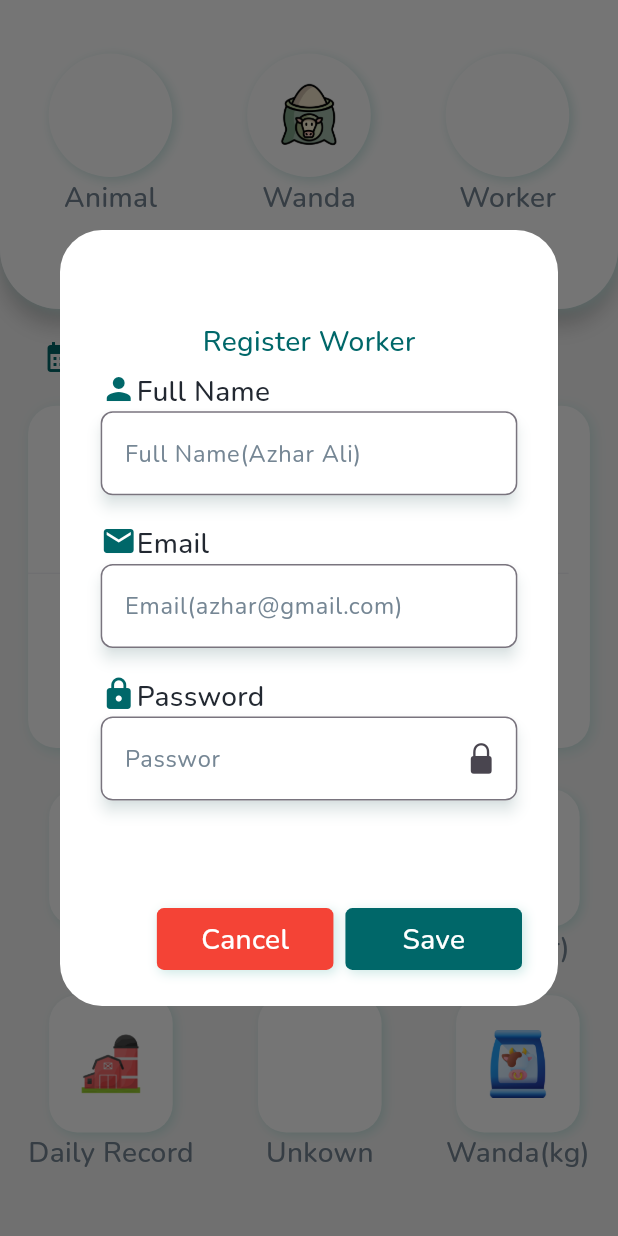
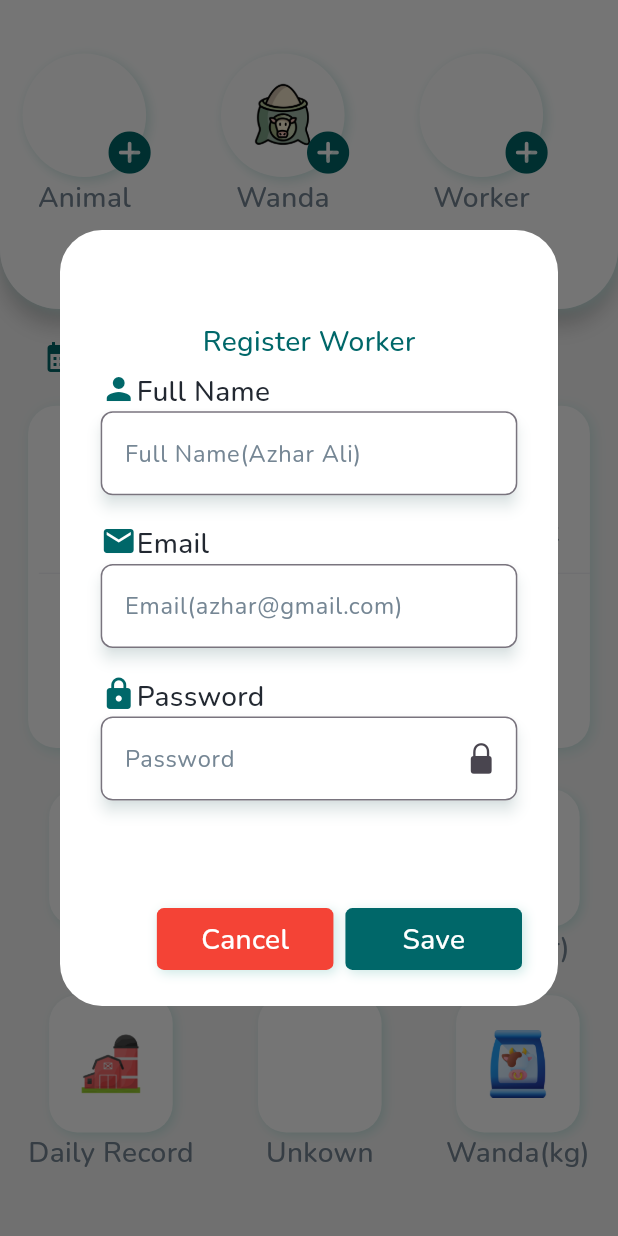
Before and after one commit to KashifMaharWP/MFDairyFarm, a Flutter app: the Dashboard screen opened by its route, after a tap on "Worker", on a phone screen of 412 x 824 dp. Run offline on Flutter 3.47's test engine with Material 3 defaults, Android fonts, the phone set to English and light mode, and no system bars; our stand-ins replace google_fonts.

Commit message:
created new UI. Add Wordker screen

```diff
--- a/lib/Functions/customPopUp.dart
+++ b/lib/Functions/customPopUp.dart
@@ -11,7 +11,7 @@ customPopUp(BuildContext context, Widget widget,double height){
     backgroundColor: Colors.white,
     content: Container(
       width:screenWidth*0.85,
-      height: height,
+      constraints: BoxConstraints(maxHeight: height),
       child: Center(
         child: widget,
       ),
--- a/lib/Screens/AdminScreen/FeedEntry/feedEntryPage.dart
+++ b/lib/Screens/AdminScreen/FeedEntry/feedEntryPage.dart
@@ -30,8 +30,7 @@ class _feedEntryPageState extends State<feedEntryPage> {
 
   @override
   Widget build(BuildContext context) {
-    return Expanded(
-      child: Material(
+    return Material(
       color: Colors.white,
         child:Column(
           children: [
@@ -40,7 +39,6 @@ class _feedEntryPageState extends State<feedEntryPage> {
             customForm(),
           ],
         )
-      ),
     );
   }
 
--- a/lib/Screens/AdminScreen/WorkerRegistration/workerRegistrationPage.dart
+++ b/lib/Screens/AdminScreen/WorkerRegistration/workerRegistrationPage.dart
@@ -24,8 +24,7 @@ class _workerRegistrationPageState extends State<workerRegistrationPage> {
 
   @override
   Widget build(BuildContext context) {
-    return Expanded(
-      child: Material(
+    return Material(
         color: Colors.white,
         child:SingleChildScrollView(
           child: Column(
@@ -36,7 +35,6 @@ class _workerRegistrationPageState extends State<workerRegistrationPage> {
             ],
           ),
         )
-      ),
     );
   }
 
@@ -68,7 +66,7 @@ class _workerRegistrationPageState extends State<workerRegistrationPage> {
                 customTextFormField("Password",Icons.lock ),
                 TextFieldWidget1(
                     widgetcontroller: password,
-                    fieldName: "Passwor",
+                    fieldName: "Password",
                     isPasswordField: true
                 ),
               ],
--- a/lib/Screens/Dashboard/Dashboard.dart
+++ b/lib/Screens/Dashboard/Dashboard.dart
@@ -1,9 +1,11 @@
 import 'package:dairyfarmflow/Class/colorPallete.dart';
 import 'package:dairyfarmflow/Class/screenMediaQuery.dart';
 import 'package:dairyfarmflow/Class/textSizing.dart';
+import 'package:dairyfarmflow/Screens/AdminScreen/AnimalRecord/animalRecord.dart';
 import 'package:dairyfarmflow/Screens/Dashboard/adminDashboard/adminDashboard.dart';
 import 'package:dairyfarmflow/Screens/Dashboard/workerDashboard/workerDashboard.dart';
 import 'package:dairyfarmflow/Screens/Home/Home.dart';
+import 'package:dairyfarmflow/Screens/SampleScreen.dart';
 import 'package:dairyfarmflow/Widget/Text1.dart';
 import 'package:flutter/cupertino.dart';
 import 'package:flutter/material.dart';
@@ -22,12 +24,24 @@ class _DashboardState extends State<Dashboard> {
   @override
   Widget build(BuildContext context) {
     return Scaffold(
+      resizeToAvoidBottomInset: true,
       backgroundColor: Colors.grey.shade100,
-           body: Column(
+           body: LayoutBuilder(
+             builder: (context,constraints){
+               return SingleChildScrollView(
+                 child: ConstrainedBox(constraints: BoxConstraints(
+                   maxHeight: constraints.maxHeight
+                 ),
+                     child: Column(
                        children: [
                          pageHeaderContainer(),
-        pageBodyContainer(),
+                         Expanded(child: pageBodyContainer()),
                        ],
+                     ),
+                 ),
+               );
+             },
+
            ),
     );
   }
@@ -111,10 +125,10 @@ class _DashboardState extends State<Dashboard> {
                   )
                 ]
               ),
-              child: Center(
               child: Row(
                 children: [
-                    Column(
+                  Expanded(
+                    child: Column(
                       mainAxisAlignment: MainAxisAlignment.spaceBetween,
                       children: [
                         wrapCircleContainer("25", "Animal"),
@@ -127,6 +141,7 @@ class _DashboardState extends State<Dashboard> {
                         SizedBox(height: paragraph/2,),
                         wrapCircleContainer("5", "Baby"),
                       ],
+                    ),
                   ),
                   Container(
                     height: screenHeight/4,
@@ -169,7 +184,6 @@ class _DashboardState extends State<Dashboard> {
                 ],
               ),
             ),
-            ),
 
             SizedBox(height: header1,),
             Row(
@@ -178,23 +192,23 @@ class _DashboardState extends State<Dashboard> {
               children: [
                 Column(
                   children: [
-                    viewContainer("Animal", "lib/assets/cow.png"),
+                    viewContainer("Animal", "lib/assets/cow.png",AnimalRecord()),
                     SizedBox(height: paragraph,),
-                    viewContainer("Daily Record", "lib/assets/dairyfarm.png"),
+                    viewContainer("Daily Record", "lib/assets/dairyfarm.png",sampleScreen(backgroundColor: greyGreenColor)),
                   ],
                 ),
                 Column(
                   children: [
-                    viewContainer("Vacination", "lib/assets/medical.png"),
+                    viewContainer("Vacination", "lib/assets/medical.png",sampleScreen(backgroundColor: Colors.yellow)),
                     SizedBox(height: paragraph,),
-                    viewContainer("Unkown", "lib/assets/babyCow.jpg"),
+                    viewContainer("Unkown", "lib/assets/babyCow.jpg",sampleScreen(backgroundColor: Colors.red)),
                   ],
                 ),
                 Column(
                   children: [
-                    viewContainer("Milk(ltr)", "lib/assets/milk.png"),
+                    viewContainer("Milk(ltr)", "lib/assets/milk.png",sampleScreen(backgroundColor: Colors.pink)),
                     SizedBox(height: paragraph,),
-                    viewContainer("Wanda(kg)", "lib/assets/feed.png"),
+                    viewContainer("Wanda(kg)", "lib/assets/feed.png",sampleScreen(backgroundColor: Colors.purple)),
                   ],
                 )
               ],
@@ -247,8 +261,12 @@ class _DashboardState extends State<Dashboard> {
 }
 
   //ViewContainer
-  Widget viewContainer(String text, iconPath){
-    return Column(
+  Widget viewContainer(String text, iconPath,Widget widget){
+    return InkWell(
+      onTap: (){
+        Navigator.push(context, MaterialPageRoute(builder: (context)=>widget));
+      },
+      child: Column(
         children: [
           Container(
             padding: EdgeInsets.all(paragraph),
@@ -273,6 +291,7 @@ class _DashboardState extends State<Dashboard> {
               fontColor: lightBlackColor,
               fontSize: paragraph, text: text)
         ],
+      ),
     );
   }
 
--- a/lib/Screens/Dashboard/adminDashboard/adminDashboard.dart
+++ b/lib/Screens/Dashboard/adminDashboard/adminDashboard.dart
@@ -43,7 +43,9 @@ class _AdminDashboardButtons extends State<AdminDashboardButtons> {
       onTap: (){
         customPopUp(context, widget,height);
       },
-      child: Column(
+      child: Stack(
+        children: [
+          Column(
             children: [
               Container(
                 padding: EdgeInsets.all(paragraph),
@@ -70,6 +72,17 @@ class _AdminDashboardButtons extends State<AdminDashboardButtons> {
                   fontSize: paragraph, text: text)
             ],
           ),
+          Positioned(
+            top: header1*1.8,
+            left: header1*2,
+              child: Icon(
+                  CupertinoIcons.plus_circle_fill,
+                  size: header1*1.2,
+                color: darkGreenColor,
+              )
+          )
+        ],
+      ),
     );
   }
 }
```
Also changed, not shown: lib/Screens/AdminScreen/AnimalRecord/animalRecord.dart (added, +65 -0 lines). Lines whose indentation alone changed are shown as unchanged.
